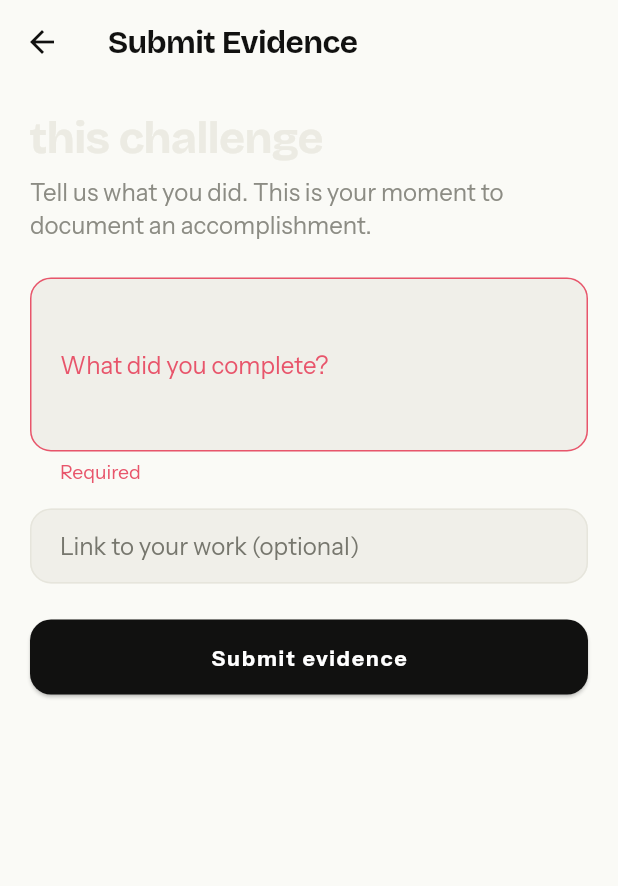
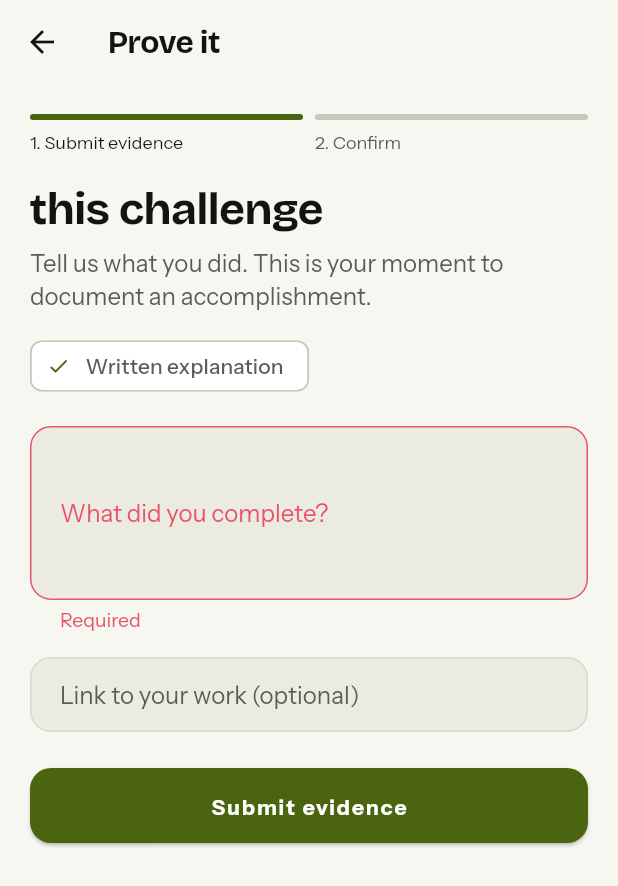
Before and after one commit to thisanie/nerdmaxxing-client, a Flutter app: the SubmitEvidenceScreen screen opened directly with empty values, after a tap on "Submit evidence", on a phone screen of 412 x 824 dp. Shown: the top 886 px of the screen. Run offline on Flutter 3.47's test engine with Material 3 defaults, Android fonts, the phone set to English and light mode, and no system bars; our stand-ins replace dio, firebase_core, firebase_messaging, flutter_local_notifications, flutter_riverpod, flutter_secure_storage and 4 more; missing offline and left inert: google_sign_in_web; accounts and stored records are empty.

Commit message:
update evidence

```diff
--- a/lib/screens/evidence/submit_evidence_screen.dart
+++ b/lib/screens/evidence/submit_evidence_screen.dart
@@ -80,10 +80,16 @@ class _SubmitEvidenceScreenState extends ConsumerState<SubmitEvidenceScreen> {
   }
 
   Future<void> _submit() async {
+    final service = context.read<EvidenceService>();
     if (_mode == EvidenceMode.video &&
         widget.evidenceRules.requiresFile &&
         _video == null) {
       setState(() => _error = 'Choose a video before submitting.');
+      return;
+    }
+    final maxSize = widget.evidenceRules.maxFileSizeBytes;
+    if (_video != null && maxSize != null && await _video!.length() > maxSize) {
+      setState(() => _error = 'Video is too large. Max size is ${_formatBytes(maxSize)}.');
       return;
     }
     if (!_formKey.currentState!.validate()) return;
@@ -92,7 +98,7 @@ class _SubmitEvidenceScreenState extends ConsumerState<SubmitEvidenceScreen> {
       _error = null;
     });
     try {
-      final submission = await context.read<EvidenceService>().submit(
+      final submission = await service.submit(
         widget.participation.id,
         explanation: _explanation.text.trim(),
         textContent: _mode == EvidenceMode.account
@@ -146,13 +152,104 @@ class _SubmitEvidenceScreenState extends ConsumerState<SubmitEvidenceScreen> {
     }
   }
 
+  static String _formatBytes(int bytes) {
+    if (bytes >= 1024 * 1024) {
+      return '${(bytes / (1024 * 1024)).toStringAsFixed(bytes % (1024 * 1024) == 0 ? 0 : 1)} MB';
+    }
+    return '${(bytes / 1024).round()} KB';
+  }
+
+  List<String> get _requirements {
+    final rules = widget.evidenceRules;
+    return [
+      if (_mode == EvidenceMode.account) 'Connected account',
+      if (_mode == EvidenceMode.video) 'Video upload',
+      if (rules.requiresExplanation || _mode == EvidenceMode.selfReported)
+        'Written explanation',
+      if (rules.maxDurationSeconds != null)
+        'Up to ${rules.maxDurationSeconds! >= 60 ? '${(rules.maxDurationSeconds! / 60).ceil()} min' : '${rules.maxDurationSeconds}s'}',
+      if (rules.maxFileSizeBytes != null)
+        'Max ${_formatBytes(rules.maxFileSizeBytes!)}',
+    ];
+  }
+
+  Widget _stepper(int current) {
+    Widget step(int index, String label) {
+      final done = index < current;
+      final active = index == current;
+      final scheme = Theme.of(context).colorScheme;
+    final color = done || active ? scheme.primary : scheme.outlineVariant;
+      return Expanded(
+        child: Column(
+          crossAxisAlignment: CrossAxisAlignment.start,
+          children: [
+            Container(
+              height: 4,
+              decoration: BoxDecoration(
+                color: color,
+                borderRadius: BorderRadius.circular(2),
+              ),
+            ),
+            const SizedBox(height: 6),
+            Text(
+              label,
+              style: AppFonts.body(
+                color: active ? scheme.onSurface : scheme.onSurfaceVariant,
+                fontSize: 12,
+              ),
+            ),
+          ],
+        ),
+      );
+    }
+
+    return Row(
+      children: [
+        step(0, '1. Submit evidence'),
+        const SizedBox(width: 8),
+        step(1, '2. Confirm'),
+      ],
+    );
+  }
+
+  Widget _requirementChips() {
+    final items = _requirements;
+    if (items.isEmpty) return const SizedBox.shrink();
+    return Padding(
+      padding: const EdgeInsets.only(bottom: 20),
+      child: Wrap(
+        spacing: 8,
+        runSpacing: 8,
+        children: [
+          for (final item in items)
+            Chip(
+              avatar: const Icon(Icons.check_rounded, size: 16),
+              label: Text(item),
+              visualDensity: VisualDensity.compact,
+            ),
+        ],
+      ),
+    );
+  }
+
   @override
   Widget build(BuildContext context) {
     return Scaffold(
-      appBar: AppBar(title: const Text('Submit Evidence')),
-      body: Padding(
-        padding: const EdgeInsets.all(20),
-        child: _submission == null ? _buildForm() : _buildVerify(),
+      appBar: AppBar(title: const Text('Prove it')),
+      body: SafeArea(
+        child: Padding(
+          padding: const EdgeInsets.all(20),
+          child: Column(
+            crossAxisAlignment: CrossAxisAlignment.start,
+            children: [
+              _stepper(_submission == null ? 0 : 1),
+              const SizedBox(height: 20),
+              Expanded(
+                child: _submission == null ? _buildForm() : _buildVerify(),
+              ),
+            ],
+          ),
+        ),
       ),
     );
   }
@@ -175,7 +272,7 @@ class _SubmitEvidenceScreenState extends ConsumerState<SubmitEvidenceScreen> {
           Text(
             widget.challengeTitle,
             style: AppFonts.display(
-              color: AppColors.textPrimary,
+              color: Theme.of(context).colorScheme.onSurface,
               fontSize: 30,
               height: 1.05,
             ),
@@ -183,9 +280,13 @@ class _SubmitEvidenceScreenState extends ConsumerState<SubmitEvidenceScreen> {
           const SizedBox(height: 10),
           Text(
             description,
-            style: AppFonts.body(color: AppColors.textSecondary, fontSize: 16),
+            style: AppFonts.body(
+              color: Theme.of(context).colorScheme.onSurfaceVariant,
+              fontSize: 16,
+            ),
           ),
-          const SizedBox(height: 24),
+          const SizedBox(height: 16),
+          _requirementChips(),
           if (_mode == EvidenceMode.account) _buildAccountProof(),
           if (_mode == EvidenceMode.video) _buildVideoProof(),
           if (_mode == EvidenceMode.selfReported) _buildSelfReportedProof(),
@@ -227,7 +328,12 @@ class _SubmitEvidenceScreenState extends ConsumerState<SubmitEvidenceScreen> {
       TextFormField(
         controller: _explanation,
         maxLines: 3,
-        decoration: const InputDecoration(labelText: 'Add context (optional)'),
+        decoration: InputDecoration(
+          labelText: widget.evidenceRules.requiresExplanation
+              ? 'Add context'
+              : 'Add context (optional)',
+        ),
+        validator: _explanationValidator,
       ),
     ],
   );
@@ -251,10 +357,20 @@ class _SubmitEvidenceScreenState extends ConsumerState<SubmitEvidenceScreen> {
       TextFormField(
         controller: _explanation,
         maxLines: 3,
-        decoration: const InputDecoration(labelText: 'What should we notice? (optional)'),
+        decoration: InputDecoration(
+          labelText: widget.evidenceRules.requiresExplanation
+              ? 'What should we notice?'
+              : 'What should we notice? (optional)',
+        ),
+        validator: _explanationValidator,
       ),
     ],
   );
+
+  String? _explanationValidator(String? v) =>
+      widget.evidenceRules.requiresExplanation && (v == null || v.trim().isEmpty)
+          ? 'Required'
+          : null;
 
   Widget _buildSelfReportedProof() => Column(
     children: [
@@ -282,12 +398,12 @@ class _SubmitEvidenceScreenState extends ConsumerState<SubmitEvidenceScreen> {
     decoration: BoxDecoration(
       color: Theme.of(context).colorScheme.surfaceContainerHighest,
       borderRadius: BorderRadius.circular(16),
-      border: Border.all(color: AppColors.border),
+      border: Border.all(color: Theme.of(context).colorScheme.outlineVariant),
     ),
     child: Column(
       crossAxisAlignment: CrossAxisAlignment.start,
       children: [
-        Icon(icon, size: 30, color: AppColors.primary),
+        Icon(icon, size: 30, color: Theme.of(context).colorScheme.primary),
         const SizedBox(height: 14),
         Text(title, style: Theme.of(context).textTheme.titleLarge),
         const SizedBox(height: 6),
@@ -351,6 +467,13 @@ class _SubmitEvidenceScreenState extends ConsumerState<SubmitEvidenceScreen> {
           const SizedBox(height: 16),
           Text(_error!, style: const TextStyle(color: AppColors.danger)),
         ],
+        const SizedBox(height: 16),
+        _proofCard(
+          icon: Icons.verified_rounded,
+          title: widget.challengeTitle,
+          detail: 'Your evidence is in. One last step to claim your skill.',
+          action: const SizedBox.shrink(),
+        ),
         const Spacer(),
         SizedBox(
           width: double.infinity,
--- a/lib/theme/app_theme.dart
+++ b/lib/theme/app_theme.dart
@@ -35,14 +35,15 @@ class AppColors {
   static const ink = Color(0xFF0B0C05);
 
   // ---- Light theme ----
-  static const lightBackground = Color(0xFFFAFAF6);
+  static const lightBackground = Color(0xFFF7F7F2);
   static const lightSurface = Color(0xFFFFFFFF);
-  static const lightSurfaceAlt = Color(0xFFF0EFE9);
-  static const lightTextPrimary = Color(0xFF111110);
-  static const lightTextSecondary = Color(0xFF77776E);
-  static const lightBorder = Color(0xFFE6E5DC);
+  static const lightSurfaceAlt = Color(0xFFECEBE2);
+  static const lightTextPrimary = Color(0xFF14140F);
+  static const lightTextSecondary = Color(0xFF5C5C53);
+  static const lightBorder = Color(0xFFD9D8CC);
+  static const lightPrimary = Color(0xFF4A6410); // deep lime, 6:1+ on white
   static const limeWash = Color(
-    0xFFEEF8C4,
+    0xFFE6F3B0,
   ); // pale lime chip/tile fill on light
 
   // Rank/difficulty scale — keep it inside the same restrained palette
@@ -150,7 +151,7 @@ class AppTheme {
     background: AppColors.lightBackground,
     surface: AppColors.lightSurface,
     surfaceAlt: AppColors.lightSurfaceAlt,
-    primary: AppColors.lightTextPrimary,
+    primary: AppColors.lightPrimary,
     textPrimary: AppColors.lightTextPrimary,
     textSecondary: AppColors.lightTextSecondary,
     border: AppColors.lightBorder,
```
